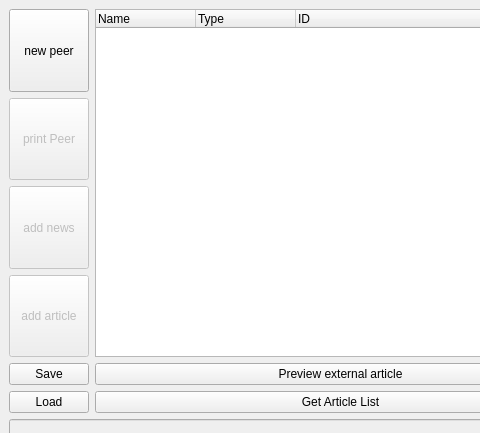
Qt form mainwindow.ui (medvecm98/bp_program) before a commit; both pictures show x 0 to 480 and y 0 to 433 of the 1091 by 584 pixel window.
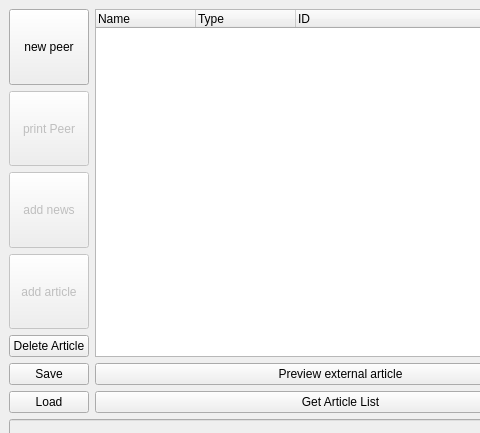
The same form after that commit.

Commit message: article sharing

What changed in the file:
```diff
--- a/mainwindow.ui
+++ b/mainwindow.ui
@@ -170,6 +170,13 @@
           </property>
          </widget>
         </item>
+        <item>
+         <widget class="QPushButton" name="pushButton_delete_article">
+          <property name="text">
+           <string>Delete Article</string>
+          </property>
+         </widget>
+        </item>
         <item>
          <widget class="QPushButton" name="pushButton_save">
           <property name="text">
```
The commit also changes 8 other files.
